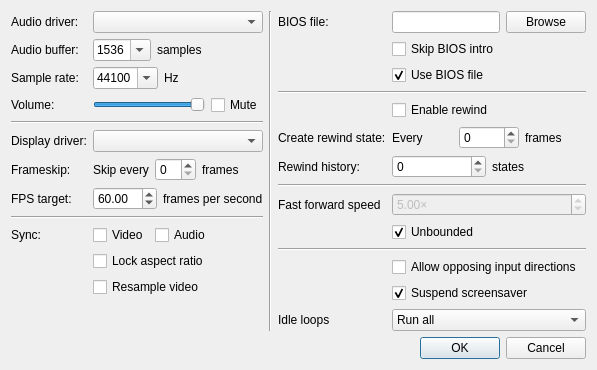
Before: the Qt Designer form Libretro/mgba/src/platform/qt/SettingsView.ui in kiddreads/Avalon-copy2, drawn with Qt 5.
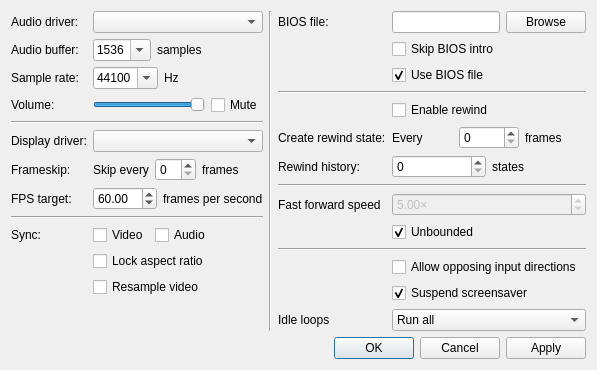
After: the same form once the commit is applied.

Commit message: Qt: Add 'Apply' button to settings window (fixes #103)

What changed in the file:
```diff
--- a/Libretro/mgba/src/platform/qt/SettingsView.ui
+++ b/Libretro/mgba/src/platform/qt/SettingsView.ui
@@ -549,7 +549,7 @@
    <item>
     <widget class="QDialogButtonBox" name="buttonBox">
      <property name="standardButtons">
-      <set>QDialogButtonBox::Cancel|QDialogButtonBox::Ok</set>
+      <set>QDialogButtonBox::Apply|QDialogButtonBox::Cancel|QDialogButtonBox::Ok</set>
      </property>
     </widget>
    </item>
```
The commit also changes 2 other files.
